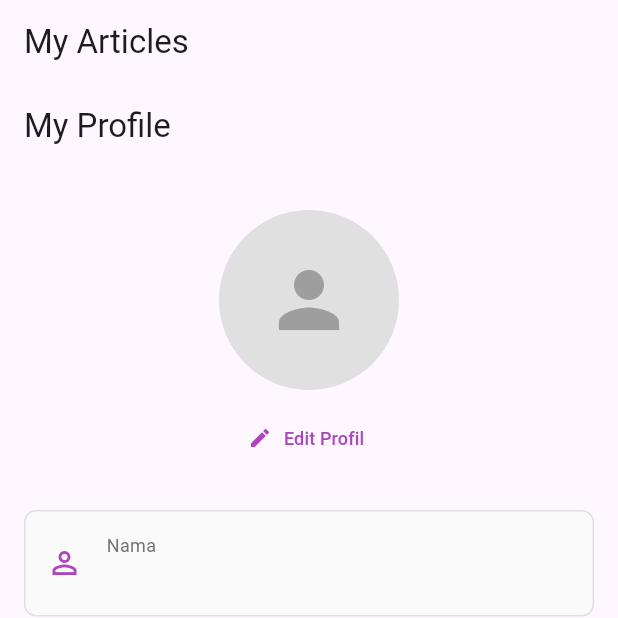
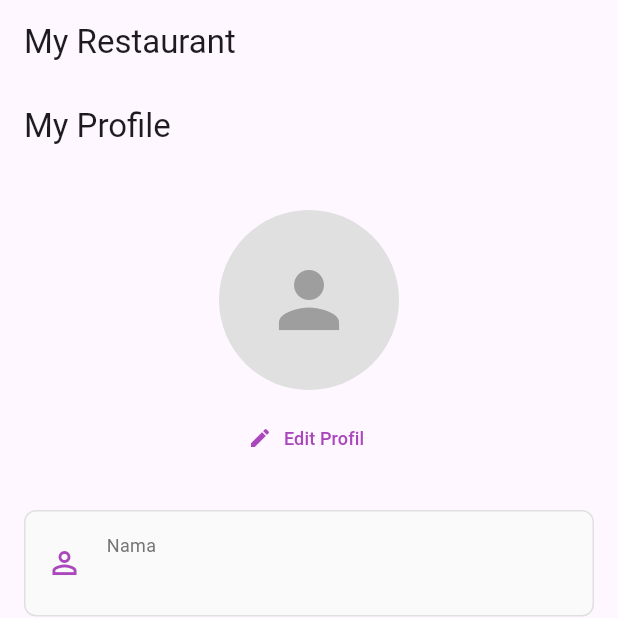
Before and after one commit to AkunGitHubUPN/responsi_124230114, a Flutter app: the HomePage screen opened directly with empty values, item 3 of the bottom bar chosen, on a phone screen of 412 x 824 dp, the top half of it. Run offline on Flutter 3.47's test engine with Material 3 defaults, Android fonts, the phone set to English and light mode, and no system bars; our stand-ins replace hive, hive_flutter, image_picker, shared_preferences; accounts and stored records are empty; network calls fail.

Commit message:
sudah semua, tp filtering masih salah

```diff
--- a/lib/main.dart
+++ b/lib/main.dart
@@ -22,7 +22,7 @@ class MainApp extends StatelessWidget {
   Widget build(BuildContext context) {
     return MaterialApp(
       title: 'Responsi App',
-      theme: ThemeData(primarySwatch: Colors.blue),
+      theme: ThemeData(primarySwatch: Colors.deepOrange),
       home: initialUsername == null ? const LoginPage() : HomePage(username: initialUsername!),
     );
   }
--- a/lib/models/item.dart
+++ b/lib/models/item.dart
@@ -1,41 +1,58 @@
 class Item {
-  final int id;
+  final String id;
   final String title;
-  final String? summary;
-  final String url;
-  final String? imageUrl;
-  final String? publishedAt;
-  final String menu; // articles, blogs, reports
+  final String? description;
+  final String? city;
+  final String? pictureId;
+  final double? rating;
+  final String menu;
+  final String? address;
+  final List<String> categories;
 
   Item({
     required this.id,
     required this.title,
-    required this.url,
-    this.summary,
-    this.imageUrl,
-    this.publishedAt,
+    this.description,
+    this.city,
+    this.pictureId,
+    this.rating,
     required this.menu,
-  });
+    this.address,
+    this.categories = const [],
+  });  factory Item.fromJson(Map<String, dynamic> json, String menu) {
+    // Parsing categories - since API doesn't have categories field,
+    // we'll extract it from city as category (or leave empty for now)
+    List<String> parsedCategories = [];
 
-  factory Item.fromJson(Map<String, dynamic> json, String menu) {
+    // Option 1: Use city as a pseudo-category
+    if (json.containsKey('city') && json['city'] != null) {
+      parsedCategories.add(json['city'].toString());
+    }
+
+    print('DEBUG: Parsed item "${json['name']}" with categories: $parsedCategories');
+
     return Item(
-      id: json['id'] is int ? json['id'] as int : int.tryParse(json['id'].toString()) ?? 0,
-      title: json['title'] ?? json['name'] ?? 'No title',
-      summary: json['summary'] ?? json['description'] ?? '',
-      url: json['url'] ?? json['data'] ?? '',
-      imageUrl: json['image_url'] ?? json['imageUrl'] ?? json['image'],
-      publishedAt: json['published_at'] ?? json['publishedAt'],
+      id: json['id']?.toString() ?? '',
+      title: json['name'] ?? json['title'] ?? 'No name',
+      description: json['description'] ?? 'No description',
+      city: json['city'] ?? '',
+      address: json['address'] ?? 'No address',
+      pictureId: json['pictureId'],
+      rating: json['rating'] is num ? (json['rating'] as num).toDouble() : null,
       menu: menu,
+      categories: parsedCategories,
     );
   }
 
   Map<String, dynamic> toJson() => {
         'id': id,
         'title': title,
-        'summary': summary,
-        'url': url,
-        'imageUrl': imageUrl,
-        'publishedAt': publishedAt,
+        'description': description,
+        'city': city,
+        'address': address,
+        'pictureId': pictureId,
+        'rating': rating,
         'menu': menu,
+        'categories': categories,
       };
 }
--- a/lib/screens/home_page.dart
+++ b/lib/screens/home_page.dart
@@ -15,18 +15,19 @@ class HomePage extends StatefulWidget {
 }
 
 class _HomePageState extends State<HomePage> {
-  String _menu = 'articles';
   late Future<List<Item>> _futureList;
+  late Future<List<String>> _futureCategories;
   int _selectedIndex = 0; // 0: feed, 1: favorites, 2: profile
+  String _selectedCategory = 'All'; // Filter kategori
 
-  // in-memory set of favorite keys 'menu-id'
+  // in-memory set of favorite keys 'id'
   final Set<String> _favKeys = {};
-
   @override
   void initState() {
     super.initState();
     _loadFavorites();
     _load();
+    _futureCategories = ApiService.fetchCategories();
   }
 
   Future<void> _loadFavorites() async {
@@ -34,13 +35,13 @@ class _HomePageState extends State<HomePage> {
     setState(() {
       _favKeys.clear();
       for (var f in favs) {
-        _favKeys.add('${f.menu}-${f.id}');
+        _favKeys.add(f.id);
       }
     });
   }
 
   void _load() {
-    _futureList = ApiService.fetchList(_menu);
+    _futureList = ApiService.fetchList('restaurants');
   }
 
   Future<void> _refresh() async {
@@ -49,23 +50,29 @@ class _HomePageState extends State<HomePage> {
     });
   }
 
-  bool _isFav(Item item) => _favKeys.contains('${item.menu}-${item.id}');
+  bool _isFav(Item item) => _favKeys.contains(item.id);
 
   Future<void> _toggleFavorite(Item item) async {
     final messenger = ScaffoldMessenger.of(context);
-    final key = '${item.menu}-${item.id}';
-    if (_favKeys.contains(key)) {
-      await StorageService.removeFavorite(item.id, item.menu);
-      setState(() => _favKeys.remove(key));
+    if (_favKeys.contains(item.id)) {
+      await StorageService.removeFavorite(item.id, 'restaurants');
+      setState(() => _favKeys.remove(item.id));
       messenger.showSnackBar(const SnackBar(content: Text('Removed from favorites')));
     } else {
       await StorageService.addFavorite(item);
-      setState(() => _favKeys.add(key));
+      setState(() => _favKeys.add(item.id));
       messenger.showSnackBar(const SnackBar(content: Text('Added to favorites')));
     }
   }
-
-  Widget _buildFeed() {
+  // Filter restaurant berdasarkan kategori
+  List<Item> _filterByCategory(List<Item> restaurants) {
+    if (_selectedCategory == 'All') {
+      return restaurants;
+    }
+    return restaurants.where((item) {
+      return item.categories.any((cat) => cat == _selectedCategory);
+    }).toList();
+  }Widget _buildFeed() {
     return Column(
       children: [
         Padding(
@@ -75,14 +82,54 @@ class _HomePageState extends State<HomePage> {
             children: [
               Text('Selamat datang ${widget.username}', style: Theme.of(context).textTheme.titleMedium),
               const SizedBox(height: 8),
-              Row(
-                children: [
-                  _menuButton('articles', 'Articles'),
-                  const SizedBox(width: 8),
-                  _menuButton('blogs', 'Blogs'),
-                  const SizedBox(width: 8),
-                  _menuButton('reports', 'Reports'),
-                ],
+              Text('Cari Restoran Favorit Anda', style: TextStyle(color: Colors.grey.shade600)),              const SizedBox(height: 12),              // Category Filter Buttons
+              FutureBuilder<List<String>>(
+                future: _futureCategories,
+                builder: (context, snapshot) {
+                  if (snapshot.connectionState == ConnectionState.waiting) {
+                    return const SizedBox(
+                      height: 40,
+                      child: Center(child: CircularProgressIndicator(strokeWidth: 2)),
+                    );
+                  }
+                  if (snapshot.hasError) {
+                    print('Category error: ${snapshot.error}');
+                  }
+                  var categories = snapshot.data ?? ['All'];
+                  if (categories.isEmpty) {
+                    categories = ['All'];
+                  }
+
+                  return SingleChildScrollView(
+                    scrollDirection: Axis.horizontal,
+                    child: Row(
+                      children: categories.map((category) {
+                        final isSelected = _selectedCategory == category;
+                        return Padding(
+                          padding: const EdgeInsets.only(right: 8.0),
+                          child: FilterChip(
+                            label: Text(category),
+                            selected: isSelected,
+                            onSelected: (selected) {
+                              setState(() {
+                                _selectedCategory = category;
+                              });
+                            },
+                            backgroundColor: Colors.white,
+                            selectedColor: Colors.deepOrange.shade100,
+                            side: BorderSide(
+                              color: isSelected ? Colors.deepOrange : Colors.grey.shade300,
+                            ),
+                            labelStyle: TextStyle(
+                              color: isSelected ? Colors.deepOrange : Colors.grey.shade700,
+                              fontWeight: isSelected ? FontWeight.bold : FontWeight.normal,
+                            ),
+                          ),
+                        );
+                      }).toList(),
+                    ),
+                  );
+                },
               ),
             ],
           ),
@@ -93,8 +140,10 @@ class _HomePageState extends State<HomePage> {
             builder: (context, snapshot) {
               if (snapshot.connectionState == ConnectionState.waiting) return const Center(child: CircularProgressIndicator());
               if (snapshot.hasError) return Center(child: Text('Error: ${snapshot.error}'));
-              final list = snapshot.data ?? [];
-              if (list.isEmpty) return const Center(child: Text('No items'));
+              var list = snapshot.data ?? [];
+              // Apply category filter
+              list = _filterByCategory(list);
+              if (list.isEmpty) return const Center(child: Text('No restaurants found'));
               return RefreshIndicator(
                 onRefresh: _refresh,
                 child: ListView.builder(
@@ -115,20 +164,26 @@ class _HomePageState extends State<HomePage> {
                                 width: 80,
                                 height: 80,
                                 color: Colors.grey.shade200,
-                                child: item.imageUrl != null && item.imageUrl!.isNotEmpty
-                                    ? Image.network(item.imageUrl!, fit: BoxFit.cover)
-                                    : const Icon(Icons.image, size: 40, color: Colors.grey),
+                                child: item.pictureId != null && item.pictureId!.isNotEmpty
+                                    ? Image.network('https://restaurant-api.dicoding.dev/images/small/${item.pictureId}', fit: BoxFit.cover)
+                                    : const Icon(Icons.restaurant, size: 40, color: Colors.grey),
                               ),
                               const SizedBox(width: 12),
                               Expanded(
                                 child: Column(
                                   crossAxisAlignment: CrossAxisAlignment.start,
                                   children: [
-                                    Text(item.title, style: const TextStyle(fontWeight: FontWeight.bold)),
+                                    Text(item.title, style: const TextStyle(fontWeight: FontWeight.bold), maxLines: 2, overflow: TextOverflow.ellipsis),
                                     const SizedBox(height: 6),
-                                    Text(item.menu, style: TextStyle(color: Colors.grey.shade600)),
+                                    Text(item.city ?? '', style: TextStyle(color: Colors.grey.shade600)),
                                     const SizedBox(height: 6),
-                                    Text(item.publishedAt ?? '', style: TextStyle(color: Colors.grey.shade600, fontSize: 12)),
+                                    Row(
+                                      children: [
+                                        Icon(Icons.star, size: 14, color: Colors.amber),
+                                        const SizedBox(width: 4),
+                                        Text('${item.rating ?? 0}', style: TextStyle(color: Colors.grey.shade600, fontSize: 12)),
+                                      ],
+                                    ),
                                   ],
                                 ),
                               ),
@@ -151,30 +206,12 @@ class _HomePageState extends State<HomePage> {
     );
   }
 
-  Widget _menuButton(String menuValue, String label) {
-    final active = _menu == menuValue;
-    return Expanded(
-      child: OutlinedButton(
-        style: OutlinedButton.styleFrom(
-          backgroundColor: active ? Colors.purple.shade50 : null,
-          side: BorderSide(color: active ? Colors.purple : Colors.grey.shade300),
-        ),
-        onPressed: () {
-          setState(() {
-            _menu = menuValue;
-            _load();
-          });
-        },
-        child: Text(label, style: TextStyle(color: active ? Colors.purple : null)),
-      ),
-    );
-  }
-
   @override
   Widget build(BuildContext context) {
     return Scaffold(
       appBar: AppBar(
-        title: const Text('My Articles'),
+        title: const Text('My Restaurant'),
+
       ),
       body: _selectedIndex == 0
           ? _buildFeed()
--- a/lib/screens/register_page.dart
+++ b/lib/screens/register_page.dart
@@ -60,7 +60,7 @@ class _RegisterPageState extends State<RegisterPage> {
               const SizedBox(height: 12),
               TextFormField(
                 controller: _passCtrl,
-                decoration: const InputDecoration(labelText: 'Password'),
+                decoration: const InputDecoration(labelText: 'Password', focusColor: Colors.deepOrange,),
                 obscureText: true,
                 validator: (v) => (v == null || v.isEmpty) ? 'Enter password' : null,
               ),
--- a/lib/services/api_service.dart
+++ b/lib/services/api_service.dart
@@ -3,30 +3,113 @@ import 'package:http/http.dart' as http;
 import '../models/item.dart';
 
 class ApiService {
-  static const _base = 'https://api.spaceflightnewsapi.net/v4';
-
-  static Future<List<Item>> fetchList(String menu) async {
-    final url = Uri.parse('$_base/$menu/');
+  static const _base = 'https://restaurant-api.dicoding.dev';  static Future<List<Item>> fetchList(String menu) async {
+    final url = Uri.parse('$_base/list');
     final resp = await http.get(url);
     if (resp.statusCode == 200) {
       final data = json.decode(resp.body);
-      if (data is List) {
-        return data.map<Item>((e) => Item.fromJson(e as Map<String, dynamic>, menu)).toList();
-      }
-      // sometimes API returns object with 'results'
-      if (data is Map && data['results'] is List) {
-        return (data['results'] as List).map<Item>((e) => Item.fromJson(e as Map<String, dynamic>, menu)).toList();
+      if (data is Map && data['restaurants'] is List) {
+        final restaurants = (data['restaurants'] as List);
+
+        // Debug: Print first restaurant JSON
+        if (restaurants.isNotEmpty) {
+          print('\n=== DEBUG: First Restaurant JSON ===');
+          print('Raw JSON: ${restaurants[0]}');
+          print('Keys: ${(restaurants[0] as Map).keys.toList()}');
+        }
+
+        return restaurants
+            .map<Item>((e) => Item.fromJson(e as Map<String, dynamic>, 'restaurants'))
+            .toList();
       }
     }
-    throw Exception('Failed to load $menu');
+    throw Exception('Failed to load restaurants');
   }
 
-  static Future<Item> fetchDetail(String menu, int id) async {
-    final url = Uri.parse('$_base/$menu/$id/');
+  static Future<List<Item>> searchRestaurants(String query) async {
+    final url = Uri.parse('$_base/search?q=$query');
     final resp = await http.get(url);
     if (resp.statusCode == 200) {
-      final data = json.decode(resp.body) as Map<String, dynamic>;
-      return Item.fromJson(data, menu);
+      final data = json.decode(resp.body);
+      if (data is Map && data['restaurants'] is List) {
+        return (data['restaurants'] as List)
+            .map<Item>((e) => Item.fromJson(e as Map<String, dynamic>, 'restaurants'))
+            .toList();
+      }
+    }
+    throw Exception('Failed to search restaurants');
+  }  static Future<List<String>> fetchCategories() async {
+    try {
+      print('Attempting to fetch categories from /categories endpoint');
+      final url = Uri.parse('$_base/categories');
+      print('Fetching categories from: $url');
+      final resp = await http.get(url);
+      print('Categories response status: ${resp.statusCode}');
+      print('Categories response body: ${resp.body}');
+
+      if (resp.statusCode == 200) {
+        final data = json.decode(resp.body);
+        print('Parsed categories data: $data');
+
+        if (data is Map && data['categories'] is List) {
+          final categories = (data['categories'] as List)
+              .map<String>((e) => e is Map ? e['name']?.toString() ?? '' : '')
+              .where((e) => e.isNotEmpty)
+              .toList();
+          print('Categories extracted: $categories');
+          return ['All', ...categories];
+        }
+      }
+      print('Categories endpoint did not return expected structure');
+    } catch (e) {
+      print('Categories endpoint error: $e');
+    }
+
+    // Fallback: Extract categories (cities) from restaurant list
+    print('\n--- Falling back to extract categories from restaurant list ---');
+    try {
+      print('Fetching restaurants to extract categories (cities)...');
+      final restaurants = await fetchList('restaurants');
+      print('Fetched ${restaurants.length} restaurants for category extraction');
+
+      final categoriesSet = <String>{};
+      for (var restaurant in restaurants) {
+        // Extract city as category
+        if (restaurant.city != null && restaurant.city!.isNotEmpty) {
+          print('Restaurant "${restaurant.title}" city: ${restaurant.city}');
+          categoriesSet.add(restaurant.city!);
+        }
+        // Also use restaurant categories if they exist
+        if (restaurant.categories.isNotEmpty) {
+          print('Restaurant "${restaurant.title}" categories: ${restaurant.categories}');
+          categoriesSet.addAll(restaurant.categories);
+        }
+      }
+
+      final categories = categoriesSet.toList()..sort();
+      print('Final extracted categories: $categories');
+
+      if (categories.isNotEmpty) {
+        final result = ['All', ...categories];
+        print('Returning categories: $result');
+        return result;
+      }
+    } catch (e) {
+      print('Failed to extract categories from restaurants: $e');
+    }
+
+    print('\nReturning default ["All"] category');
+    return ['All'];
+  }
+
+  static Future<Item> fetchDetail(String id) async {
+    final url = Uri.parse('https://restaurant-api.dicoding.dev/detail/$id');
+    final resp = await http.get(url);
+    if (resp.statusCode == 200) {
+      final data = json.decode(resp.body);
+      if (data is Map && data['restaurant'] is Map) {
+        return Item.fromJson(data['restaurant'] as Map<String, dynamic>, 'restaurant');
+      }
     }
     throw Exception('Failed to load detail');
   }
--- a/lib/services/storage_service.dart
+++ b/lib/services/storage_service.dart
@@ -20,13 +20,12 @@ class StorageService {
     final prefs = await SharedPreferences.getInstance();
     await prefs.remove(_userKey);
   }
-
   static Future<List<Item>> getFavorites() async {
     final prefs = await SharedPreferences.getInstance();
     final list = prefs.getStringList(_favoritesKey) ?? <String>[];
     return list.map((s) {
       final m = json.decode(s) as Map<String, dynamic>;
-      return Item.fromJson(m, m['menu'] ?? 'articles');
+      return Item.fromJson(m, m['menu'] ?? 'restaurant');
     }).toList();
   }
 
@@ -40,19 +39,19 @@ class StorageService {
     }
   }
 
-  static Future<void> removeFavorite(int id, String menu) async {
+  static Future<void> removeFavorite(String id, String menu) async {
     final prefs = await SharedPreferences.getInstance();
     final list = prefs.getStringList(_favoritesKey) ?? <String>[];
     list.removeWhere((s) {
       final m = json.decode(s) as Map<String, dynamic>;
-      final mid = m['id'] is int ? m['id'] as int : int.tryParse(m['id'].toString()) ?? -1;
-      final mmenu = m['menu'] ?? 'articles';
+      final mid = m['id']?.toString() ?? '';
+      final mmenu = m['menu'] ?? 'restaurant';
       return mid == id && mmenu == menu;
     });
     await prefs.setStringList(_favoritesKey, list);
   }
 
-  static Future<bool> isFavorite(int id, String menu) async {
+  static Future<bool> isFavorite(String id, String menu) async {
     final fav = await getFavorites();
     return fav.any((f) => f.id == id && f.menu == menu);
   }
```
Also changed, not shown: lib/screens/detail_page.dart (+56 -27 lines), lib/screens/favorites_page.dart (+13 -7 lines), lib/screens/login_page.dart (+8 -10 lines), test_api.dart (added, +36 -0 lines).
